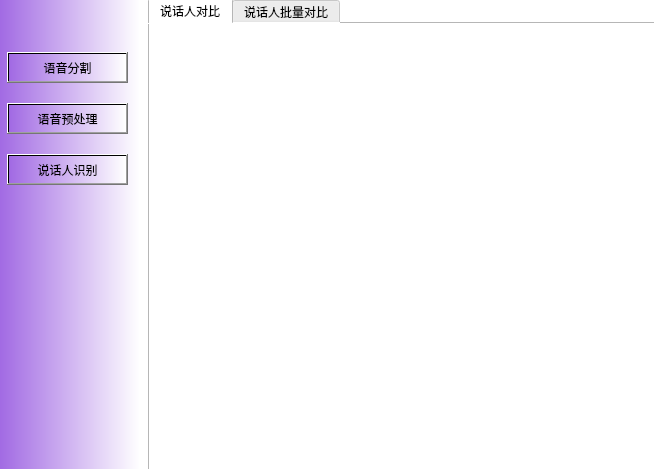
Above: form.ui from TianHe2005/voice_system before the change. Below: the same form after it.
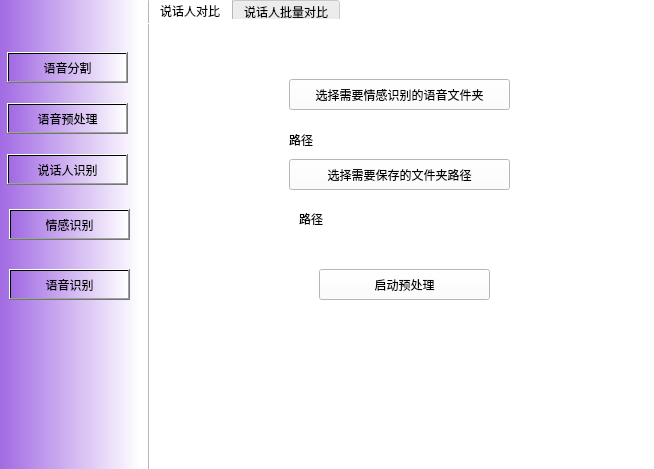
That is the form after the change. The open tabs and pages were chosen to show the change.

```diff
--- a/form.ui
+++ b/form.ui
@@ -67,6 +67,32 @@
      <string>说话人识别</string>
     </property>
    </widget>
+   <widget class="QPushButton" name="pushButton_9">
+    <property name="geometry">
+     <rect>
+      <x>10</x>
+      <y>210</y>
+      <width>121</width>
+      <height>31</height>
+     </rect>
+    </property>
+    <property name="text">
+     <string>情感识别</string>
+    </property>
+   </widget>
+   <widget class="QPushButton" name="pushButton_15">
+    <property name="geometry">
+     <rect>
+      <x>10</x>
+      <y>270</y>
+      <width>121</width>
+      <height>31</height>
+     </rect>
+    </property>
+    <property name="text">
+     <string>语音识别</string>
+    </property>
+   </widget>
   </widget>
   <widget class="QWidget" name="widget_2" native="true">
    <property name="geometry">
@@ -439,6 +465,161 @@
      </widget>
     </widget>
    </widget>
+   <widget class="QWidget" name="widget_5" native="true">
+    <property name="geometry">
+     <rect>
+      <x>20</x>
+      <y>20</y>
+      <width>511</width>
+      <height>461</height>
+     </rect>
+    </property>
+    <widget class="QPushButton" name="pushButton_16">
+     <property name="geometry">
+      <rect>
+       <x>130</x>
+       <y>60</y>
+       <width>221</width>
+       <height>31</height>
+      </rect>
+     </property>
+     <property name="text">
+      <string>选择需要情感识别的语音文件夹</string>
+     </property>
+    </widget>
+    <widget class="QPushButton" name="pushButton_17">
+     <property name="geometry">
+      <rect>
+       <x>130</x>
+       <y>140</y>
+       <width>221</width>
+       <height>31</height>
+      </rect>
+     </property>
+     <property name="text">
+      <string>选择需要保存的文件夹路径</string>
+     </property>
+    </widget>
+    <widget class="QPushButton" name="pushButton_18">
+     <property name="geometry">
+      <rect>
+       <x>160</x>
+       <y>250</y>
+       <width>171</width>
+       <height>31</height>
+      </rect>
+     </property>
+     <property name="text">
+      <string>启动预处理</string>
+     </property>
+    </widget>
+    <widget class="QLabel" name="label_14">
+     <property name="geometry">
+      <rect>
+       <x>130</x>
+       <y>110</y>
+       <width>241</width>
+       <height>21</height>
+      </rect>
+     </property>
+     <property name="text">
+      <string>路径</string>
+     </property>
+    </widget>
+    <widget class="QLabel" name="label_15">
+     <property name="geometry">
+      <rect>
+       <x>140</x>
+       <y>190</y>
+       <width>251</width>
+       <height>20</height>
+      </rect>
+     </property>
+     <property name="text">
+      <string>路径</string>
+     </property>
+    </widget>
+   </widget>
+   <widget class="QWidget" name="widget_6" native="true">
+    <property name="geometry">
+     <rect>
+      <x>20</x>
+      <y>20</y>
+      <width>511</width>
+      <height>461</height>
+     </rect>
+    </property>
+    <widget class="QPushButton" name="pushButton_19">
+     <property name="geometry">
+      <rect>
+       <x>110</x>
+       <y>80</y>
+       <width>221</width>
+       <height>31</height>
+      </rect>
+     </property>
+     <property name="text">
+      <string>选择语音文件</string>
+     </property>
+    </widget>
+    <widget class="QLabel" name="label_16">
+     <property name="geometry">
+      <rect>
+       <x>110</x>
+       <y>120</y>
+       <width>221</width>
+       <height>31</height>
+      </rect>
+     </property>
+     <property name="text">
+      <string>TextLabel</string>
+     </property>
+    </widget>
+    <widget class="QPushButton" name="pushButton_20">
+     <property name="geometry">
+      <rect>
+       <x>120</x>
+       <y>180</y>
+       <width>211</width>
+       <height>31</height>
+      </rect>
+     </property>
+     <property name="text">
+      <string>选择保存路径</string>
+     </property>
+    </widget>
+    <widget class="QLabel" name="label_17">
+     <property name="geometry">
+      <rect>
+       <x>110</x>
+       <y>240</y>
+       <width>221</width>
+       <height>31</height>
+      </rect>
+     </property>
+     <property name="text">
+      <string>TextLabel</string>
+     </property>
+    </widget>
+    <widget class="QPushButton" name="pushButton_21">
+     <property name="geometry">
+      <rect>
+       <x>110</x>
+       <y>320</y>
+       <width>221</width>
+       <height>41</height>
+      </rect>
+     </property>
+     <property name="text">
+      <string>开始识别</string>
+     </property>
+    </widget>
+   </widget>
+   <zorder>widget_6</zorder>
+   <zorder>widget_3</zorder>
+   <zorder>widget_4</zorder>
+   <zorder>tabWidget</zorder>
+   <zorder>widget_5</zorder>
   </widget>
  </widget>
  <resources/>
```
Left out of the diff: 2 changed lines with no effect on the pictures.
